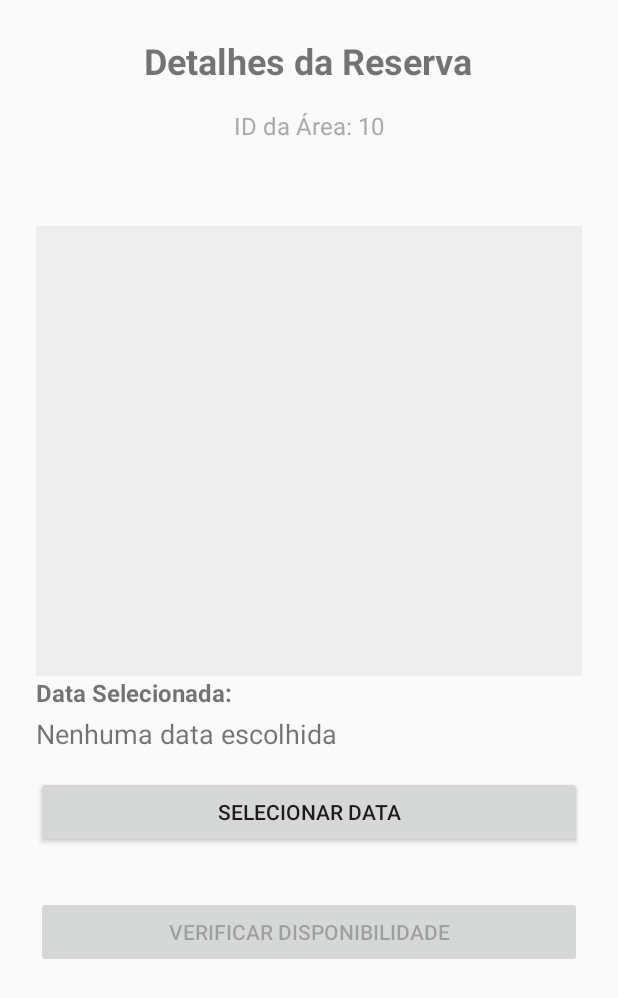
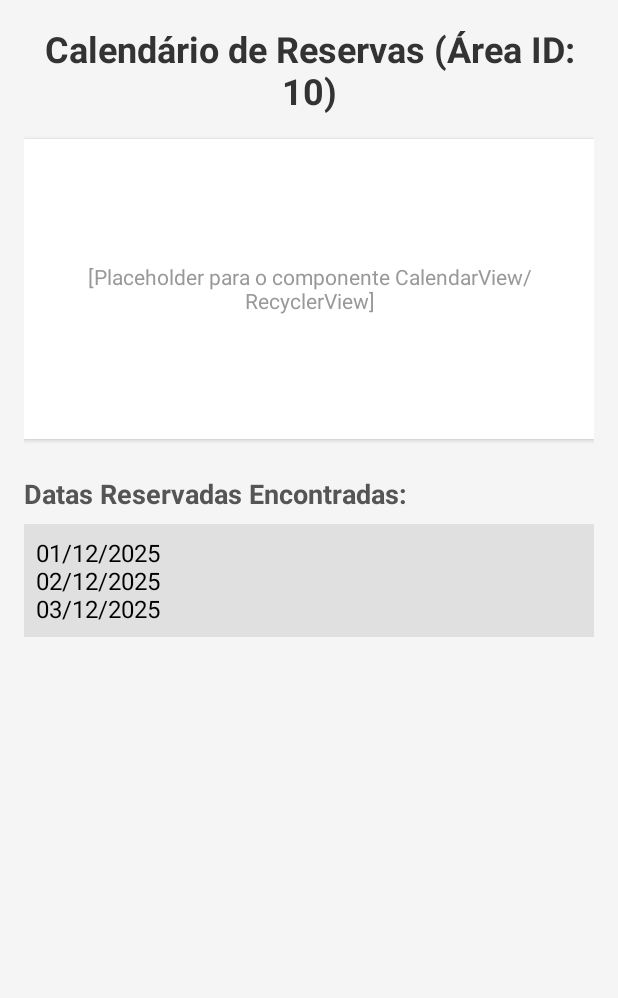
Before and after one commit to rgermangn/howviii-appcondo, an Android app built with Jetpack Compose: the DashboardActivity screen opened directly, with no data from a screen before it, after a tap on "Salão de Festas", on a phone screen of 412 x 824 dp. Shown: the top 998 px of the screen. Run offline under Robolectric (Android 15) with nearby library versions, the phone set to English and light mode, and no system bars.

Commit message:
CAL-D2: transferência de dados para o calendário
Signed-off-by: rgermangn <rgermangn@gmail.com>

```diff
--- a/app/src/main/AndroidManifest.xml
+++ b/app/src/main/AndroidManifest.xml
@@ -30,6 +30,7 @@
             android:exported="false"
             android:theme="@style/Theme.AppCondominio" />
         <activity android:name="com.rggn.appcondominio.reservation.ReservationActivity" />
+        <activity android:name="com.rggn.appcondominio.reservation.CalendarActivity" />
     </application>
 
 </manifest>
--- a/app/src/main/java/com/rggn/appcondominio/data/DataService.kt
+++ b/app/src/main/java/com/rggn/appcondominio/data/DataService.kt
@@ -46,4 +46,16 @@ class DataService {
             else -> AvailabilityStatus(isAvailable = true)
         }
     }
+
+    // Refatorado em CAL-D2.3: Método para buscar todas as datas reservadas para uma área
+    fun getReservedDates(areaId: Int): List<String> {
+        return if (areaId == 10) {
+            // CORRIGIDO: Mocks para o Salão de Festas (ID 10) para corresponder ao CalendarActivityTest
+            listOf("01/12/2025", "02/12/2025", "03/12/2025")
+        } else {
+            // Mocks para outras áreas
+            listOf("01/01/2026")
+        }
+    }
+
 }
--- a/app/src/main/java/com/rggn/appcondominio/home/DashboardActivity.kt
+++ b/app/src/main/java/com/rggn/appcondominio/home/DashboardActivity.kt
@@ -6,7 +6,8 @@ import androidx.activity.viewModels
 import androidx.appcompat.app.AppCompatActivity
 import androidx.recyclerview.widget.LinearLayoutManager
 import com.rggn.appcondominio.R
-import com.rggn.appcondominio.reservation.ReservationActivity
+import com.rggn.appcondominio.reservation.CalendarActivity // NOVO IMPORT: Para navegar para a tela do calendário
+import com.rggn.appcondominio.reservation.ReservationActivity // Import necessário para a constante EXTRA_AREA_ID
 
 class DashboardActivity : AppCompatActivity() {
 
@@ -23,7 +24,8 @@ class DashboardActivity : AppCompatActivity() {
 
     // Função de navegação para a tela de reserva
     private fun navigateToReservation(areaId: Int) {
-        val intent = Intent(this, ReservationActivity::class.java).apply {
+        // MUDANÇA: Navega para a CalendarActivity
+        val intent = Intent(this, CalendarActivity::class.java).apply {
             // Usa a constante definida na ReservationActivity
             putExtra(ReservationActivity.EXTRA_AREA_ID, areaId)
         }
--- /dev/null
+++ b/app/src/main/java/com/rggn/appcondominio/reservation/CalendarActivity.kt
@@ -0,0 +1,61 @@
+package com.rggn.appcondominio.reservation
+
+import android.os.Bundle
+import android.widget.TextView
+import androidx.activity.viewModels
+import androidx.appcompat.app.AppCompatActivity
+import com.rggn.appcondominio.R
+import com.rggn.appcondominio.data.DataService
+
+class CalendarActivity : AppCompatActivity() {
+
+    private val viewModel: ReservationViewModel by viewModels {
+        ReservationViewModelFactory(DataService())
+    }
+
+    private lateinit var reservedDatesTextView: TextView
+    private lateinit var areaTitleTextView: TextView
+
+    // ID da Área que estamos visualizando
+    // private val AREA_ID_TO_VIEW = 10
+    private var currentAreaId: Int = -1 // CAL-D2.3
+
+    override fun onCreate(savedInstanceState: Bundle?) {
+        super.onCreate(savedInstanceState)
+        // Usamos o novo layout
+        setContentView(R.layout.activity_calendar)
+
+        reservedDatesTextView = findViewById(R.id.reserved_dates_list_text)
+        areaTitleTextView = findViewById(R.id.area_title_text)
+
+        // Simulação: Define o ID da área, que dispara a busca por datas
+        // viewModel.setAreaId(AREA_ID_TO_VIEW)
+        // areaTitleTextView.text = "Calendário de Reservas (Área ID: $AREA_ID_TO_VIEW)"
+
+        // CAL-D2.3
+        currentAreaId = intent.getIntExtra(ReservationActivity.EXTRA_AREA_ID, -1)
+
+        if (currentAreaId != -1) {
+            // Define o ID no ViewModel, que dispara a busca por datas
+            viewModel.setAreaId(currentAreaId)
+            areaTitleTextView.text = "Calendário de Reservas (Área ID: $currentAreaId)"
+        }
+
+        observeViewModel()
+    }
+
+    private fun observeViewModel() {
+        // Observa a lista de datas reservadas
+        viewModel.reservedDates.observe(this) { dates ->
+            // Converte a lista de strings em uma string com quebras de linha
+            val datesListString = if (dates.isNotEmpty()) {
+                dates.joinToString(separator = "\n")
+            } else {
+                "Nenhuma data reservada encontrada."
+            }
+
+            // Atualiza o TextView - Este é o ponto a ser testado pelo Espresso
+            reservedDatesTextView.text = datesListString
+        }
+    }
+}
--- a/app/src/main/java/com/rggn/appcondominio/reservation/ReservationViewModel.kt
+++ b/app/src/main/java/com/rggn/appcondominio/reservation/ReservationViewModel.kt
@@ -12,16 +12,14 @@ import java.util.Locale
 
 // Classe que contém a lógica de negócios para a tela de reserva
 class ReservationViewModel(private val dataService: DataService) : ViewModel() {
-    // CAL-T2.2 LiveData ATUALIZADO: Agora expõe o objeto AvailabilityStatus (resolve erro de referência)
-    private val _availabilityStatus = MutableLiveData<AvailabilityStatus>()
-    val availabilityStatus: LiveData<AvailabilityStatus> = _availabilityStatus
-    // LiveData para expor o status de disponibilidade para a Activity
-    private val _isAvailable = MutableLiveData<Boolean>()
-    val isAvailable: LiveData<Boolean> = _isAvailable
 
-    // LiveData para expor a data selecionada para a Activity
-    private val _selectedDate = MutableLiveData<Calendar>()
-    val selectedDate: LiveData<Calendar> = _selectedDate
+    // LiveData para expor o status DETALHADO de disponibilidade (CAL-D1)
+    private val _availabilityStatus = MutableLiveData<AvailabilityStatus?>()
+    val availabilityStatus: LiveData<AvailabilityStatus?> = _availabilityStatus
+
+    // LiveData para expor a lista de DATAS RESERVADAS (NOVO - CAL-T2.3)
+    private val _reservedDates = MutableLiveData<List<String>>()
+    val reservedDates: LiveData<List<String>> = _reservedDates
 
     // LiveData para expor o ID da Área Comum
     private val _areaId = MutableLiveData<Int>()
@@ -30,6 +28,8 @@ class ReservationViewModel(private val dataService: DataService) : ViewModel() {
     // Inicializa o ID (Chamado pela Activity quando o Intent chega)
     fun setAreaId(id: Int) {
         _areaId.value = id
+        // Assim que o ID é setado, já buscamos a lista de datas reservadas
+        fetchReservedDates(id)
     }
 
     // Método para formatar a data para o formato esperado pelo DataService
@@ -39,11 +39,20 @@ class ReservationViewModel(private val dataService: DataService) : ViewModel() {
         return dateFormat.format(calendar.time)
     }
 
-    // CAL T2.2 MÉTODO CORRIGIDO: Chama checkAvailability (resolve erro de referência)
+    // Lógica principal: Verifica a disponibilidade detalhada da área em uma data (CAL-D1)
     fun checkAvailability(areaId: Int, date: Calendar) {
         val dateString = formatDate(date)
+        // Em um projeto real, esta chamada seria assíncrona (com Coroutines/Flows)
         val status = dataService.checkAvailability(areaId, dateString)
+
         _availabilityStatus.value = status
+    }
+
+    // NOVO - Lógica para buscar as datas reservadas para a área (CAL-T2.3)
+    fun fetchReservedDates(areaId: Int) {
+        // Em um projeto real, esta chamada seria assíncrona
+        val dates = dataService.getReservedDates(areaId)
+        _reservedDates.value = dates
     }
 }
 
--- /dev/null
+++ b/app/src/main/res/layout/activity_calendar.xml
@@ -0,0 +1,58 @@
+<?xml version="1.0" encoding="utf-8"?>
+<LinearLayout
+    xmlns:android="http://schemas.android.com/apk/res/android"
+    xmlns:tools="http://schemas.android.com/tools"
+    android:layout_width="match_parent"
+    android:layout_height="match_parent"
+    android:orientation="vertical"
+    android:padding="16dp"
+    android:background="#f5f5f5"
+    tools:context=".reservation.CalendarActivity">
+
+    <!-- Título da Área -->
+    <TextView
+        android:id="@+id/area_title_text"
+        android:layout_width="match_parent"
+        android:layout_height="wrap_content"
+        android:text="Calendário de Reservas"
+        android:textSize="24sp"
+        android:textStyle="bold"
+        android:textColor="#333333"
+        android:paddingBottom="16dp"
+        android:gravity="center_horizontal"/>
+
+    <!-- Placeholder para o Calendário (ou o RecyclerView real de dias) -->
+    <TextView
+        android:id="@+id/calendar_placeholder"
+        android:layout_width="match_parent"
+        android:layout_height="200dp"
+        android:text="[Placeholder para o componente CalendarView/RecyclerView]"
+        android:gravity="center"
+        android:background="#FFFFFF"
+        android:elevation="2dp"
+        android:layout_marginBottom="24dp"
+        android:textColor="#999999"/>
+
+    <!-- TextView para listar as datas reservadas (ALVO DO TESTE) -->
+    <TextView
+        android:layout_width="match_parent"
+        android:layout_height="wrap_content"
+        android:text="Datas Reservadas Encontradas:"
+        android:textSize="18sp"
+        android:textStyle="bold"
+        android:textColor="#555555"
+        android:paddingBottom="8dp"/>
+
+    <TextView
+        android:id="@+id/reserved_dates_list_text"
+        android:layout_width="match_parent"
+        android:layout_height="wrap_content"
+        android:textSize="16sp"
+        android:textColor="#000000"
+        android:padding="8dp"
+        android:background="#E0E0E0"
+        android:minHeight="50dp"
+        android:gravity="top|start"
+        tools:text="05/12/2025\n10/12/2025\n25/12/2025" />
+
+</LinearLayout>
```
Also changed, not shown: 1 other file.
